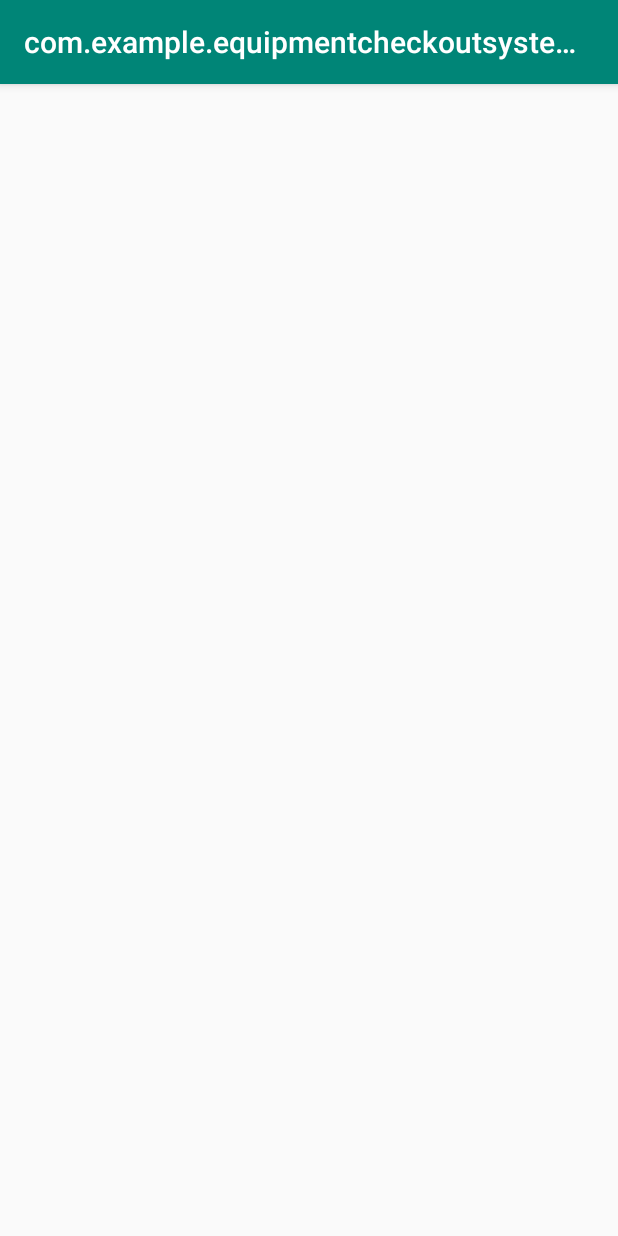
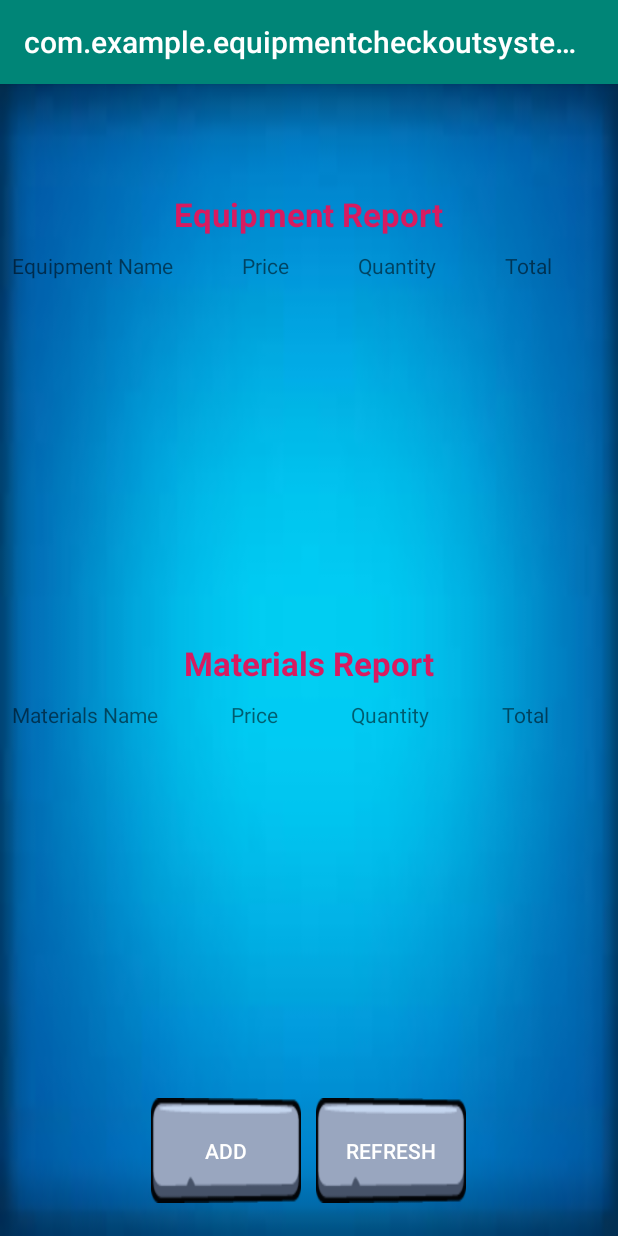
Before and after one commit to bub2k44/Team-Project-System-Checkout, an Android app: the ReportActivity screen opened directly, with no data from a screen before it, on a phone screen of 412 x 824 dp. Run offline under Robolectric (Android 15) with nearby library versions, the phone set to English and light mode, and no system bars.

Commit message:
Added Materials Department List<> 2.0

```diff
--- a/app/src/main/java/com/example/equipmentcheckoutsystem/ReportActivity.java
+++ b/app/src/main/java/com/example/equipmentcheckoutsystem/ReportActivity.java
@@ -4,10 +4,20 @@ import androidx.appcompat.app.AppCompatActivity;
 
 import android.os.Bundle;
 
-public class ReportActivity extends AppCompatActivity {
+public class ReportActivity extends AppCompatActivity
+{
+    private String powerDrillQty = "";
+    private String skillSawQty = "";
+    private String tapeMeasureQty = "";
+    private String hammerQty = "";
+    private String socketWrenchQty = "";
+    private String jackHammerQty = "";
+    private String toolBeltQty = "";
+    private String laserSightQty = "";
 
     @Override
-    protected void onCreate(Bundle savedInstanceState) {
+    protected void onCreate(Bundle savedInstanceState)
+    {
         super.onCreate(savedInstanceState);
         setContentView(R.layout.activity_report);
     }
--- a/app/src/main/res/layout/activity_report.xml
+++ b/app/src/main/res/layout/activity_report.xml
@@ -1,9 +1,173 @@
 <?xml version="1.0" encoding="utf-8"?>
-<androidx.constraintlayout.widget.ConstraintLayout xmlns:android="http://schemas.android.com/apk/res/android"
+<LinearLayout xmlns:android="http://schemas.android.com/apk/res/android"
     xmlns:app="http://schemas.android.com/apk/res-auto"
     xmlns:tools="http://schemas.android.com/tools"
     android:layout_width="match_parent"
     android:layout_height="match_parent"
+
+    android:orientation="vertical"
+    android:background="@drawable/images"
+    android:gravity="center"
     tools:context=".ReportActivity">
 
-</androidx.constraintlayout.widget.ConstraintLayout>
+    <LinearLayout
+        android:layout_width="wrap_content"
+        android:layout_height="wrap_content"
+        android:layout_marginTop="50dp"
+        android:orientation="vertical">
+
+        <TextView
+            android:layout_width="wrap_content"
+            android:layout_height="wrap_content"
+            android:text="Equipment Report"
+            android:textSize="22dp"
+            android:textColor="@color/colorAccent"
+            android:textStyle="bold"
+            android:layout_gravity="center"/>
+
+    </LinearLayout>
+
+
+    <LinearLayout
+        android:layout_width="wrap_content"
+        android:layout_height="wrap_content"
+        android:layout_marginTop="10dp"
+        android:layout_marginLeft="5dp"
+        android:orientation="vertical">
+
+        <TableLayout
+            android:layout_width="match_parent"
+            android:layout_height="250dp"
+            android:id="@+id/equipment_tb1"
+            android:stretchColumns="*">
+
+            <TableRow
+                android:layout_width="match_parent"
+                android:layout_height="wrap_content"
+                android:id="@+id/equipment_tbRow">
+
+                <TextView
+                    android:layout_width="wrap_content"
+                    android:layout_height="wrap_content"
+                    android:text="Equipment Name"
+                    android:id="@+id/equipment_t1"/>
+
+                <TextView
+                    android:layout_width="wrap_content"
+                    android:layout_height="wrap_content"
+                    android:text="Price"
+                    android:id="@+id/equipment_t2"/>
+
+                <TextView
+                    android:layout_width="wrap_content"
+                    android:layout_height="wrap_content"
+                    android:text="Quantity"
+                    android:id="@+id/equipment_t3"/>
+
+                <TextView
+                    android:layout_width="wrap_content"
+                    android:layout_height="wrap_content"
+                    android:text="Total"
+                    android:id="@+id/equipment_t4"/>
+
+            </TableRow>
+
+        </TableLayout>
+
+    </LinearLayout>
+
+
+
+    <LinearLayout
+        android:layout_width="wrap_content"
+        android:layout_height="wrap_content"
+        android:layout_marginTop="10dp"
+        android:orientation="vertical">
+
+        <TextView
+            android:layout_width="wrap_content"
+            android:layout_height="wrap_content"
+            android:text="Materials Report"
+            android:textSize="22dp"
+            android:textColor="@color/colorAccent"
+            android:textStyle="bold"
+            android:layout_gravity="center"/>
+
+    </LinearLayout>
+
+
+    <LinearLayout
+        android:layout_width="wrap_content"
+        android:layout_height="wrap_content"
+        android:layout_marginTop="10dp"
+        android:layout_marginLeft="5dp"
+        android:orientation="vertical">
+
+        <TableLayout
+            android:layout_width="match_parent"
+            android:layout_height="250dp"
+            android:id="@+id/materials_tb1"
+            android:stretchColumns="*">
+
+            <TableRow
+                android:layout_width="match_parent"
+                android:layout_height="wrap_content"
+                android:id="@+id/materials_tbRow">
+
+                <TextView
+                    android:layout_width="wrap_content"
+                    android:layout_height="wrap_content"
+                    android:text="Materials Name"
+                    android:id="@+id/materials_t1"/>
+
+                <TextView
+                    android:layout_width="wrap_content"
+                    android:layout_height="wrap_content"
+                    android:text="Price"
+                    android:id="@+id/materials_t2"/>
+
+                <TextView
+                    android:layout_width="wrap_content"
+                    android:layout_height="wrap_content"
+                    android:text="Quantity"
+                    android:id="@+id/materials_t3"/>
+
+                <TextView
+                    android:layout_width="wrap_content"
+                    android:layout_height="wrap_content"
+                    android:text="Total"
+                    android:id="@+id/materials_t4"/>
+
+            </TableRow>
+
+        </TableLayout>
+
+    </LinearLayout>
+
+
+    <LinearLayout
+        android:layout_width="wrap_content"
+        android:layout_height="wrap_content"
+        android:layout_marginTop="15dp"
+        android:orientation="horizontal">
+
+        <Button
+            android:layout_width="100dp"
+            android:layout_height="70dp"
+            android:id="@+id/btn1"
+            android:text="Add"
+            android:textColor="#fff"
+            android:background="@drawable/button_2"/>
+
+        <Button
+            android:layout_width="100dp"
+            android:layout_height="70dp"
+            android:layout_marginLeft="10dp"
+            android:id="@+id/btn2"
+            android:text="Refresh"
+            android:textColor="#fff"
+            android:background="@drawable/button_2"/>
+
+    </LinearLayout>
+
+</LinearLayout>
```
